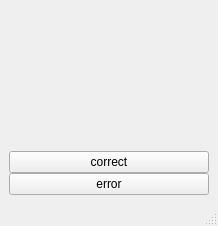
This is mainwindow.ui in iwxyi/Qt-LabeledEdit as Qt 5 draws it before an edit. The edited form follows.
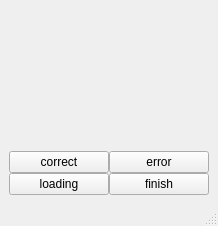
This is the edited form. Custom widgets are drawn as their Qt base class.

Diff of the .ui file:
```diff
--- a/mainwindow.ui
+++ b/mainwindow.ui
@@ -35,6 +35,11 @@
      </layout>
     </item>
     <item>
+     <layout class="QHBoxLayout" name="horizontalLayout">
+      <property name="sizeConstraint">
+       <enum>QLayout::SetMinimumSize</enum>
+      </property>
+      <item>
      <widget class="InteractiveButtonBase" name="pushButton_2">
       <property name="focusPolicy">
        <enum>Qt::NoFocus</enum>
@@ -53,6 +58,26 @@
        <string>error</string>
       </property>
      </widget>
+      </item>
+     </layout>
+    </item>
+    <item>
+     <layout class="QHBoxLayout" name="horizontalLayout_2">
+      <item>
+       <widget class="InteractiveButtonBase" name="pushButton_3">
+        <property name="text">
+         <string>loading</string>
+        </property>
+       </widget>
+      </item>
+      <item>
+       <widget class="InteractiveButtonBase" name="pushButton_4">
+        <property name="text">
+         <string>finish</string>
+        </property>
+       </widget>
+      </item>
+     </layout>
     </item>
    </layout>
   </widget>
```
Lines whose indentation alone changed are shown as unchanged.
